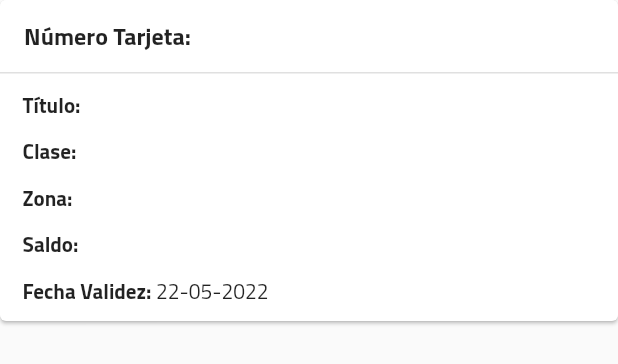
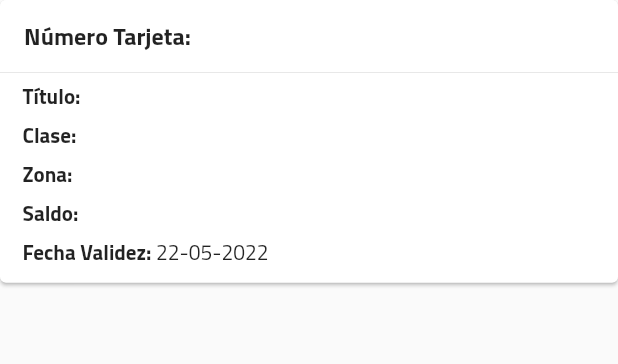
Before and after one commit to albertodiazsaez/fgv-reloaded, a Flutter app: the TarjetaCard widget shown alone on an empty page, opened directly with empty values, on a phone screen of 412 x 824 dp. Shown: the top 364 px of the screen. Run offline on Flutter 3.47's test engine with Material 2 defaults, Android fonts, the phone set to English and light mode, and no system bars; our stand-ins replace flutter_easyloading; missing offline and left inert: easy_mask.

Commit message:
mejorado diseño, hecho responsive con pantallas grandes o en horizontal

```diff
--- a/lib/main.dart
+++ b/lib/main.dart
@@ -80,6 +80,7 @@ class _MyHomePageState extends State<MyHomePage> {
     // than having to individually change instances of widgets.
 
     return Scaffold(
+      resizeToAvoidBottomInset: false,
       appBar: AppBar(
         // Here we take the value from the MyHomePage object that was created by
         // the App.build method, and use it to set our appbar title.
--- a/lib/tarjetas/screens/components/tarjeta_card.dart
+++ b/lib/tarjetas/screens/components/tarjeta_card.dart
@@ -10,10 +10,10 @@ class TarjetaCard extends StatelessWidget {
 
   @override
   Widget build(BuildContext context) {
-    Orientation orientation = MediaQuery.of(context).orientation;
+    bool isScreenWide = MediaQuery.of(context).size.width >= 500;
     return SizedBox(
       child: Card(
-        margin: EdgeInsets.zero,
+        margin: const EdgeInsets.only(bottom: 5),
         child: Container(
           padding: const EdgeInsets.only(bottom: 10),
           child: Column(
@@ -25,7 +25,7 @@ class TarjetaCard extends StatelessWidget {
                 decoration: BoxDecoration(
                     border: Border(
                         bottom: BorderSide(
-                            width: 1.0,
+                            width: 0.5,
                             color: Theme.of(context).dividerColor))),
                 child: ListTile(
                   title: Row(
@@ -38,8 +38,11 @@ class TarjetaCard extends StatelessWidget {
                   visualDensity: VisualDensity.compact,
                 ),
               ),
+              Flex(
+                direction: isScreenWide ? Axis.horizontal : Axis.vertical,
+                children: [
                   Container(
-                margin: const EdgeInsets.only(left: 15, top: 10),
+                    margin: const EdgeInsets.only(left: 15, top: 5),
                     child: Row(
                       children: [
                         const Text('Título:',
@@ -49,7 +52,7 @@ class TarjetaCard extends StatelessWidget {
                     ),
                   ),
                   Container(
-                margin: const EdgeInsets.only(left: 15, top: 10),
+                    margin: const EdgeInsets.only(left: 15, top: 5),
                     child: Row(
                       children: [
                         const Text('Clase:',
@@ -59,7 +62,7 @@ class TarjetaCard extends StatelessWidget {
                     ),
                   ),
                   Container(
-                margin: const EdgeInsets.only(left: 15, top: 10),
+                    margin: const EdgeInsets.only(left: 15, top: 5),
                     child: Row(
                       children: [
                         const Text('Zona:',
@@ -69,7 +72,7 @@ class TarjetaCard extends StatelessWidget {
                     ),
                   ),
                   Container(
-                margin: const EdgeInsets.only(left: 15, top: 10),
+                    margin: const EdgeInsets.only(left: 15, top: 5),
                     child: Row(
                       children: [
                         const Text('Saldo:',
@@ -83,7 +86,7 @@ class TarjetaCard extends StatelessWidget {
                   Visibility(
                     visible: tarjeta.fechaValidez != null,
                     child: Container(
-                  margin: const EdgeInsets.only(left: 15, top: 10),
+                      margin: const EdgeInsets.only(left: 15, top: 5),
                       child: Row(
                         children: [
                           const Text('Fecha Validez:',
@@ -101,6 +104,8 @@ class TarjetaCard extends StatelessWidget {
                     ),
                   )
                 ],
+              )
+            ],
           ),
         ),
       ),
```
Lines whose indentation alone changed are shown as unchanged.
